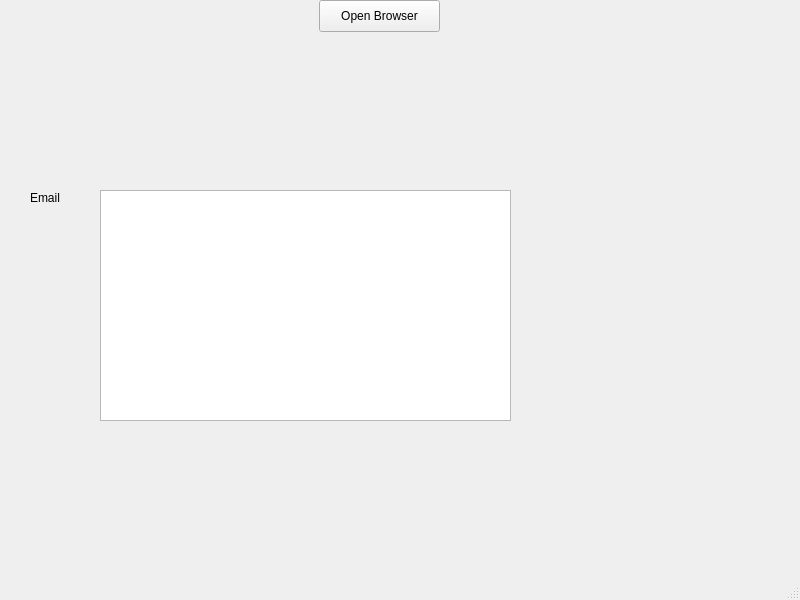
The window that jobconnect.ui (jordan-schnur/Job-Connect) describes before a commit, drawn with Qt 5.
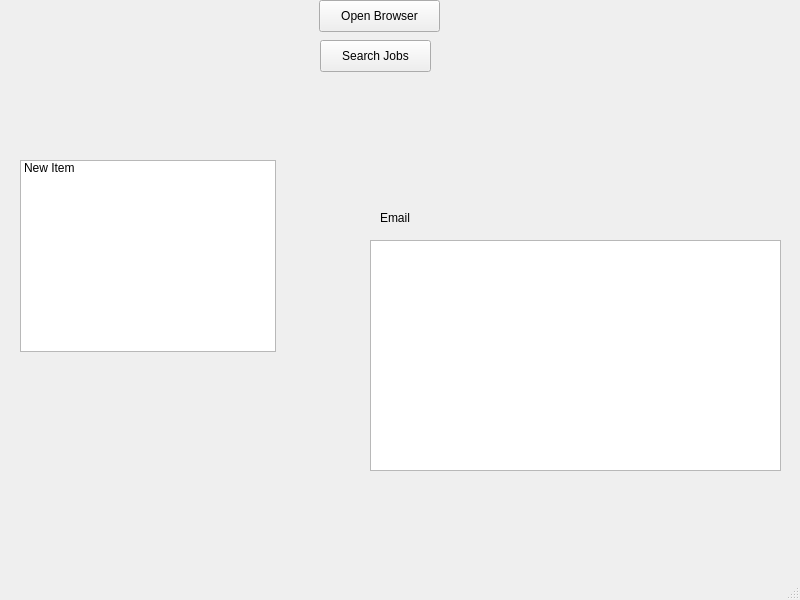
The same window after the commit.

```diff
--- a/jobconnect.ui
+++ b/jobconnect.ui
@@ -30,8 +30,8 @@
    <widget class="QTextEdit" name="textEdit">
     <property name="geometry">
      <rect>
-      <x>100</x>
-      <y>190</y>
+      <x>370</x>
+      <y>240</y>
       <width>411</width>
       <height>231</height>
      </rect>
@@ -51,8 +51,8 @@
    <widget class="QLabel" name="label">
     <property name="geometry">
      <rect>
-      <x>30</x>
-      <y>190</y>
+      <x>380</x>
+      <y>210</y>
       <width>58</width>
       <height>16</height>
      </rect>
@@ -61,6 +61,34 @@
      <string>Email</string>
     </property>
    </widget>
+   <widget class="QListWidget" name="listWidget">
+    <property name="geometry">
+     <rect>
+      <x>20</x>
+      <y>160</y>
+      <width>256</width>
+      <height>192</height>
+     </rect>
+    </property>
+    <item>
+     <property name="text">
+      <string>New Item</string>
+     </property>
+    </item>
+   </widget>
+   <widget class="QPushButton" name="captureJobs">
+    <property name="geometry">
+     <rect>
+      <x>320</x>
+      <y>40</y>
+      <width>111</width>
+      <height>32</height>
+     </rect>
+    </property>
+    <property name="text">
+     <string>Search Jobs</string>
+    </property>
+   </widget>
   </widget>
   <widget class="QMenuBar" name="menubar">
    <property name="geometry">
```
